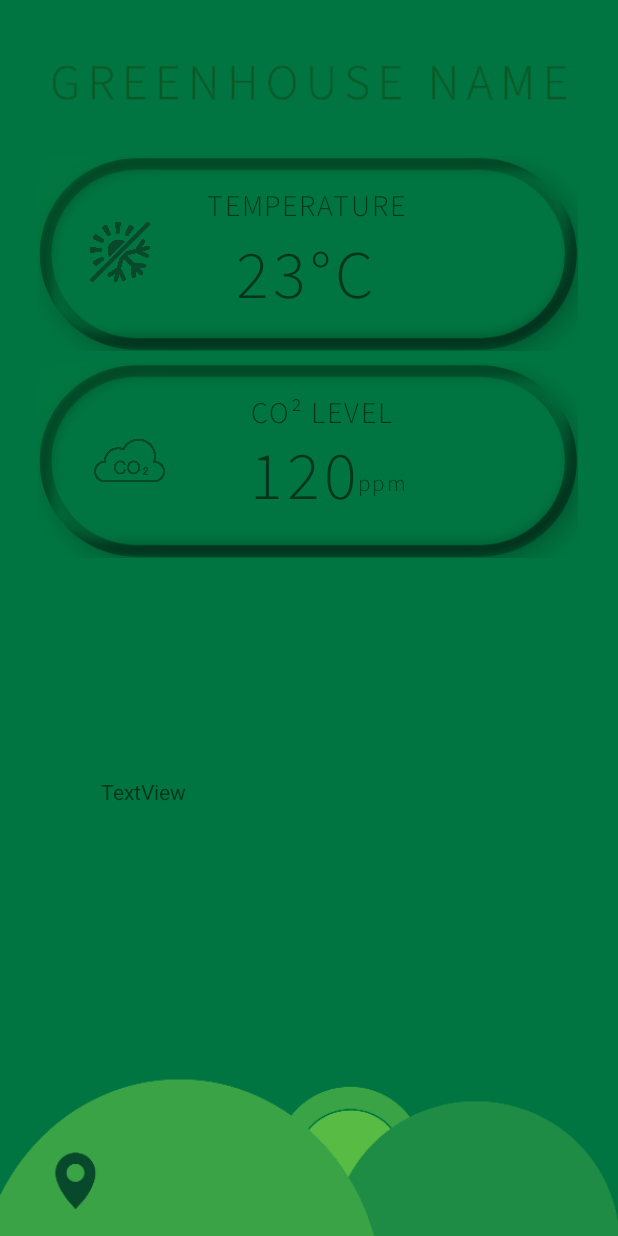
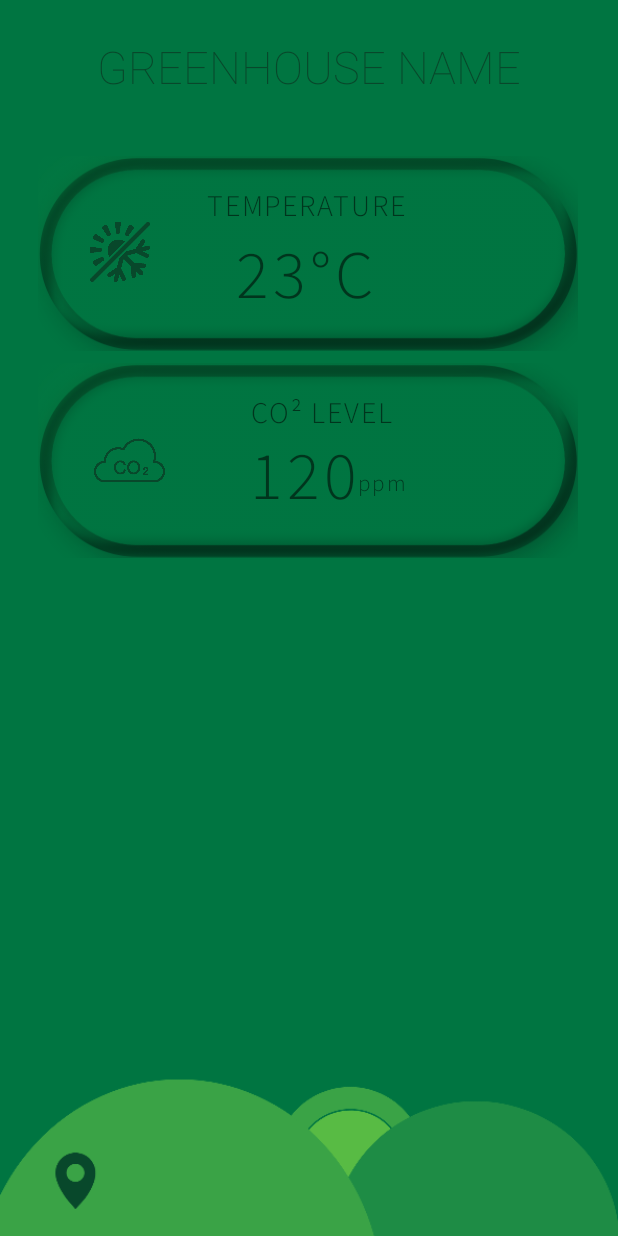
Before and after one commit to breznytomas/SEP4Android, an Android app: the GreenhouseSensorsActivity screen opened directly, with no data from a screen before it, on a phone screen of 412 x 824 dp. Run offline under Robolectric (Android 15) with nearby library versions, the phone set to English and light mode, and no system bars.

Commit message:
Minor changes.

```diff
--- a/app/src/main/java/com/example/sep4android/View/GreenhouseSensorsActivity.java
+++ b/app/src/main/java/com/example/sep4android/View/GreenhouseSensorsActivity.java
@@ -21,7 +21,7 @@ import java.util.List;
 public class GreenhouseSensorsActivity extends AppCompatActivity implements View.OnClickListener {
 
     private ImageView temperatureModule, co2Module;
-    private TextView co2Details, textView3;
+    private TextView co2Details, greenHouseName;
     private MessageViewModel viewModel;
     private MessageRepository repository;
     private LiveData<List<MessageResponse>> messageResponses;
@@ -37,14 +37,21 @@ public class GreenhouseSensorsActivity extends AppCompatActivity implements View
         co2Module = findViewById(R.id.co2Module);
         co2Module.setOnClickListener(this);
 
-        repository = MessageRepository.getInstance();
-        repository.getMessage(7);
-
         co2Details = findViewById(R.id.co2DetailsTextView);
-        textView3 = findViewById(R.id.textView3);
-
         co2Details.setText("120");
 
+        Intent intent = getIntent();
+        Bundle bundle = intent.getExtras();
+
+        greenHouseName = findViewById(R.id.greenhouseNameTextDetails);
+
+        if (bundle  != null)
+        {
+            String name;
+            name = bundle.getString("name");
+
+            greenHouseName.setText(name);
+        }
 
 //        List<MessageResponse> mr = (List<MessageResponse>) repository.getReceivedMessages();
 //        for (MessageResponse response : mr){
--- a/app/src/main/res/layout/activity_greenhouse_sensors.xml
+++ b/app/src/main/res/layout/activity_greenhouse_sensors.xml
@@ -14,12 +14,16 @@
     <!--    TODO insert separate TextViews for measurement units    -->
     <!--    TODO textview add more opacity    -->
 
-    <ImageView
-        android:id="@+id/greenhouseNameTextViewCo2Details"
+    <TextView
+        android:id="@+id/greenhouseNameTextDetails"
         android:layout_width="350dp"
         android:layout_height="60dp"
         android:layout_marginTop="24dp"
-        android:src="@drawable/greenhouse_logo_text_v2"
+        android:fontFamily="sans-serif-thin"
+        android:text="GREENHOUSE NAME"
+        android:textColor="@color/greenhouse_dark_green"
+        android:textAlignment="center"
+        android:textSize="30sp"
         app:layout_constraintEnd_toEndOf="parent"
         app:layout_constraintStart_toStartOf="parent"
         app:layout_constraintTop_toTopOf="parent" />
@@ -33,7 +37,7 @@
         app:layout_constraintEnd_toEndOf="parent"
         app:layout_constraintHorizontal_bias="0.49"
         app:layout_constraintStart_toStartOf="parent"
-        app:layout_constraintTop_toBottomOf="@+id/greenhouseNameTextViewCo2Details" />
+        app:layout_constraintTop_toBottomOf="@+id/greenhouseNameTextDetails" />
 
     <ImageView
         android:id="@+id/temperatureIcon"
@@ -133,15 +137,4 @@
         app:layout_constraintStart_toEndOf="@+id/co2DetailsTextView"
         app:layout_constraintTop_toBottomOf="@+id/co2TextView" />
 
-    <TextView
-        android:id="@+id/textView3"
-        android:layout_width="277dp"
-        android:layout_height="160dp"
-        android:text="TextView"
-        app:layout_constraintBottom_toBottomOf="parent"
-        app:layout_constraintEnd_toEndOf="parent"
-        app:layout_constraintStart_toStartOf="parent"
-        app:layout_constraintTop_toBottomOf="@+id/co2Module" />
-
-
 </androidx.constraintlayout.widget.ConstraintLayout>
```
